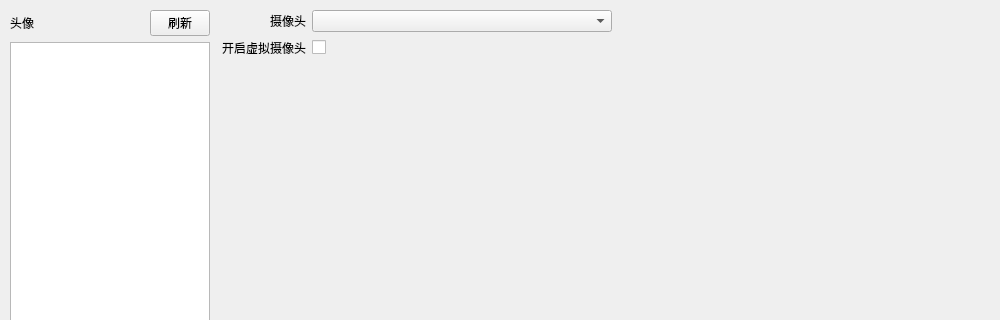
The window that main/mainwindow.ui (kinglon/aikuer) describes before a commit, drawn with Qt 5; both pictures show x 0 to 1000 and y 0 to 320 of the 1000 by 650 pixel window.
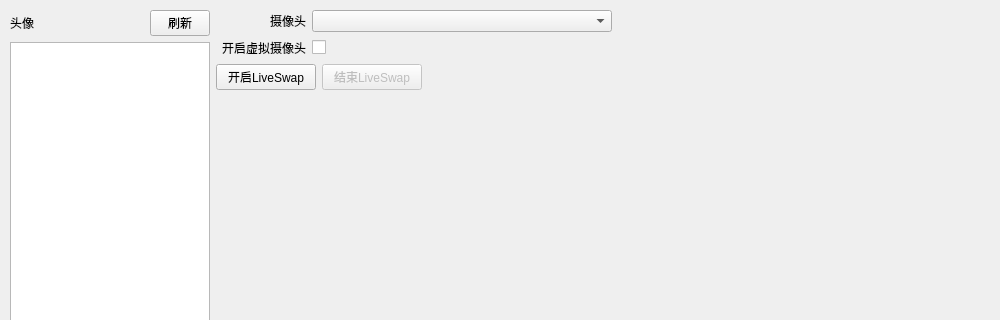
The same window after the commit.

What changed in the file:
```diff
--- a/main/mainwindow.ui
+++ b/main/mainwindow.ui
@@ -193,6 +193,64 @@
          </item>
         </layout>
        </item>
+       <item>
+        <layout class="QHBoxLayout" name="horizontalLayout_5">
+         <item>
+          <widget class="QPushButton" name="enableLiveSwapButton">
+           <property name="minimumSize">
+            <size>
+             <width>100</width>
+             <height>0</height>
+            </size>
+           </property>
+           <property name="maximumSize">
+            <size>
+             <width>60</width>
+             <height>16777215</height>
+            </size>
+           </property>
+           <property name="text">
+            <string>开启LiveSwap</string>
+           </property>
+          </widget>
+         </item>
+         <item>
+          <widget class="QPushButton" name="stopLiveSwapButton">
+           <property name="enabled">
+            <bool>false</bool>
+           </property>
+           <property name="minimumSize">
+            <size>
+             <width>100</width>
+             <height>0</height>
+            </size>
+           </property>
+           <property name="maximumSize">
+            <size>
+             <width>60</width>
+             <height>16777215</height>
+            </size>
+           </property>
+           <property name="text">
+            <string>结束LiveSwap</string>
+           </property>
+          </widget>
+         </item>
+         <item>
+          <spacer name="horizontalSpacer_4">
+           <property name="orientation">
+            <enum>Qt::Horizontal</enum>
+           </property>
+           <property name="sizeHint" stdset="0">
+            <size>
+             <width>40</width>
+             <height>20</height>
+            </size>
+           </property>
+          </spacer>
+         </item>
+        </layout>
+       </item>
        <item>
         <spacer name="verticalSpacer">
          <property name="orientation">
```
